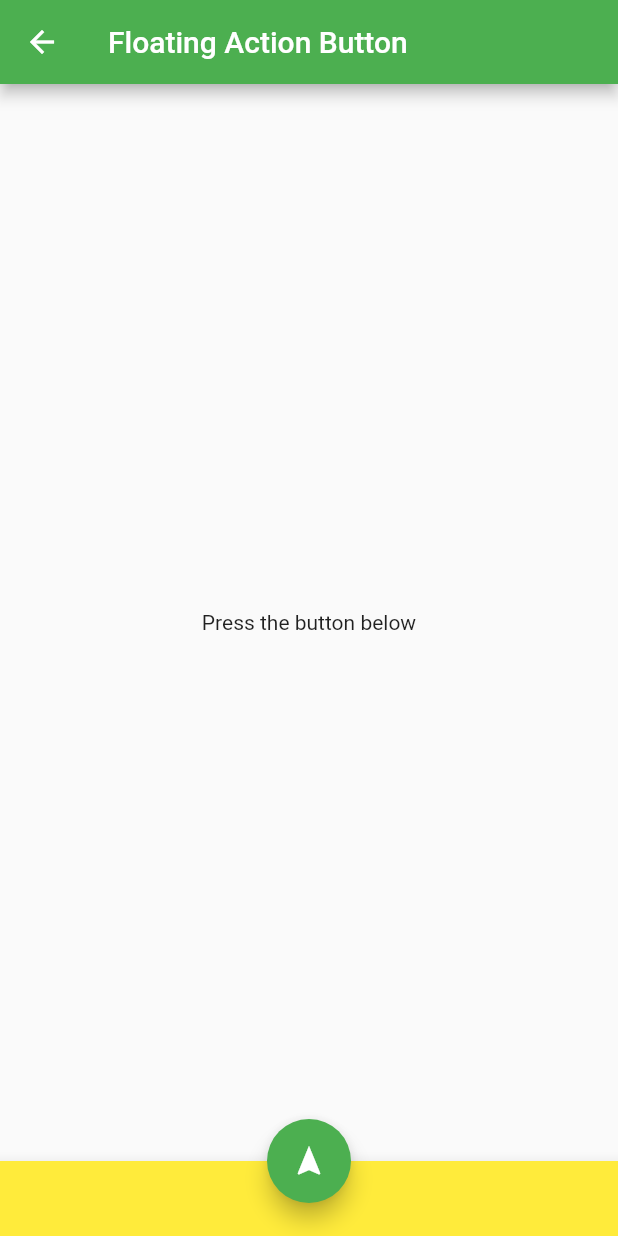
After one commit to ayukatawago/flutter_sample, a Flutter app: the FloatingActionButtonPage screen opened directly, on a phone screen of 412 x 824 dp. The commit adds this screen. Run offline on Flutter 3.47's test engine with Material 2 defaults, Android fonts, the phone set to English and light mode, and no system bars.

Commit message:
Add FloatingActionButton sample

```diff
--- /dev/null
+++ b/lib/widgets/floating_action_button_page.dart
@@ -0,0 +1,38 @@
+import 'package:flutter/material.dart';
+
+///
+class FloatingActionButtonPage extends StatefulWidget {
+  @override
+  _FloatingActionButtonPageState createState() =>
+      _FloatingActionButtonPageState();
+}
+
+class _FloatingActionButtonPageState extends State<FloatingActionButtonPage> {
+  var _message = 'Press the button below';
+
+  @override
+  Widget build(BuildContext context) {
+    return Scaffold(
+      appBar: AppBar(
+        title: const Text('Floating Action Button'),
+      ),
+      body: Center(
+        child: Text(_message),
+      ),
+      floatingActionButton: FloatingActionButton(
+        onPressed: () {
+          setState(() {
+            _message = 'Button is tapped';
+          });
+        },
+        child: const Icon(Icons.navigation),
+        backgroundColor: Colors.green,
+      ),
+      bottomNavigationBar: BottomAppBar(
+        color: Colors.yellow,
+        child: Container(height: 50.0),
+      ),
+      floatingActionButtonLocation: FloatingActionButtonLocation.centerDocked,
+    );
+  }
+}
--- a/lib/widgets/widget_sample_page.dart
+++ b/lib/widgets/widget_sample_page.dart
@@ -4,6 +4,7 @@ import 'animated_container_page.dart';
 import 'expanded_column_page.dart';
 import 'expanded_row_page.dart';
 import 'fade_transition_page.dart';
+import 'floating_action_button_page.dart';
 import 'flutter_builder_page.dart';
 import 'opacity_page.dart';
 import 'wrap_page.dart';
@@ -29,6 +30,7 @@ class _WidgetSampleMainPageState extends State<WidgetSampleMainPage> {
     'Opacity': () => OpacitySamplePage(),
     'FlutterBuilder': () => FlutterBuilderSamplePage(),
     'FadeTransition': () => FadeTransitionSamplePage(),
+    'FloatingActionButton': () => FloatingActionButtonPage(),
   };
 
   @override
```
